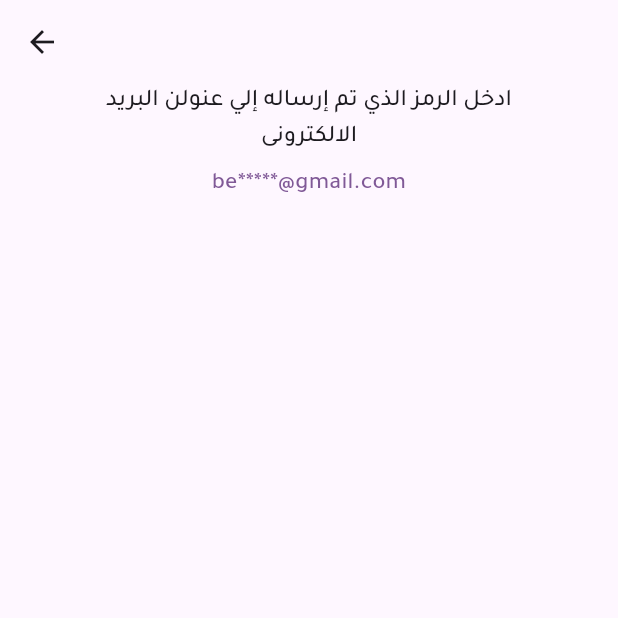
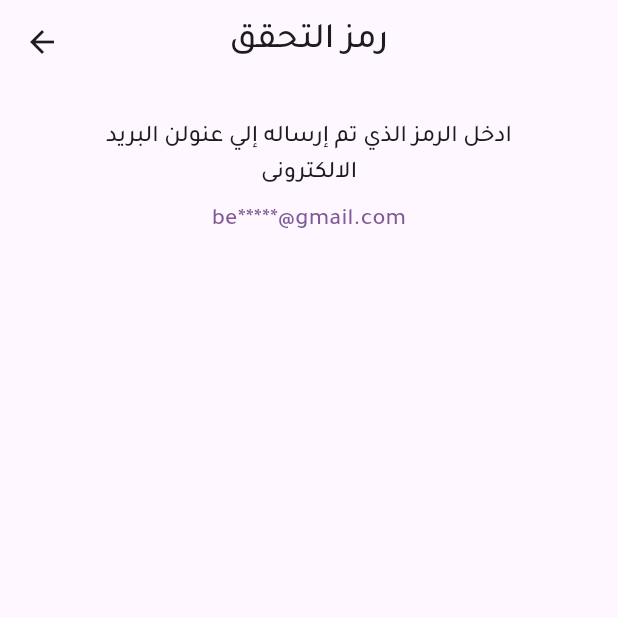
Before and after one commit to elsankry02/Lady_Driver_App, a Flutter app: the VerificationCodePage screen opened directly, on a phone screen of 412 x 824 dp, the top half of it. Run offline on Flutter 3.47's test engine with Material 3 defaults, Android fonts, the phone set to English and light mode, and no system bars; our stand-ins replace flutter_svg.

Commit message:
create Verification Code Page

```diff
--- a/lib/core/components/custom_textformfield.dart
+++ b/lib/core/components/custom_textformfield.dart
@@ -17,6 +17,7 @@ class CustomTextFormField extends StatelessWidget {
   Widget build(BuildContext context) {
     final textTheme = Theme.of(context).textTheme;
     return TextFormField(
+      keyboardType: TextInputType.emailAddress,
       validator: validator,
       controller: controller,
       decoration: InputDecoration(
--- a/lib/core/components/custom_textformfield_password.dart
+++ b/lib/core/components/custom_textformfield_password.dart
@@ -29,7 +29,7 @@ class _CustomTextFormFiledPasswordState
     return TextFormField(
       validator: widget.validator,
       controller: widget.controller,
-      keyboardType: TextInputType.number,
+      keyboardType: TextInputType.emailAddress,
       style: textTheme.titleSmall!.copyWith(fontWeight: FontWeight.w400),
       obscureText: isSelcted ? true : false,
       decoration: InputDecoration(
--- a/lib/pages/verification_code_page.dart
+++ b/lib/pages/verification_code_page.dart
@@ -8,10 +8,19 @@ class VerificationCodePage extends StatelessWidget {
   Widget build(BuildContext context) {
     final textTheme = Theme.of(context).textTheme;
     return Scaffold(
-      appBar: AppBar(),
+      appBar: AppBar(
+        centerTitle: true,
+        title: Text(
+          'رمز التحقق',
+          style: textTheme.headlineSmall!.copyWith(fontWeight: FontWeight.w500),
+        ),
+      ),
       body: ListView(
         padding: const EdgeInsets.symmetric(horizontal: 20),
         children: [
+          const SizedBox(
+            height: 24,
+          ),
           Text(
               textAlign: TextAlign.center,
               'ادخل الرمز الذي تم إرساله إلي عنولن البريد \nالالكترونى',
```
Also changed, not shown: lib/pages/login_page.dart (+4 -4 lines).
